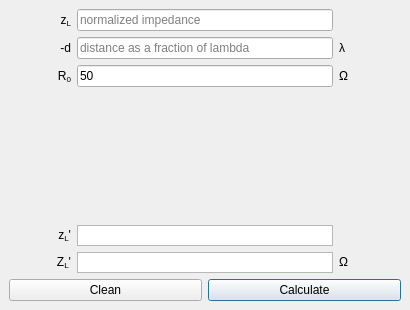
Old version of the form ui/impedance_at_distance.ui in the repository urbanij/syRF.
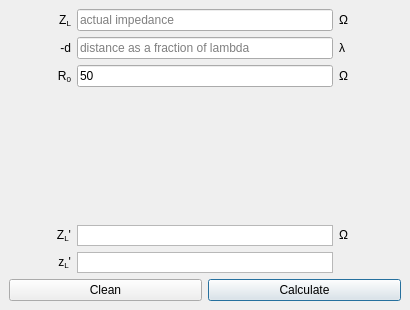
New version of the form.

Commit message: added calculation of Z at distance as widget of Smith Chart

```diff
--- a/ui/impedance_at_distance.ui
+++ b/ui/impedance_at_distance.ui
@@ -29,14 +29,49 @@
    </size>
   </property>
   <property name="windowTitle">
-   <string notr="true">impedance from distance</string>
+   <string notr="true">Z @ -d(λ)</string>
   </property>
   <widget class="QWidget" name="centralwidget">
-   <layout class="QGridLayout" name="gridLayout_2">
-    <item row="0" column="0">
+   <layout class="QVBoxLayout" name="verticalLayout_2">
+    <item>
      <layout class="QVBoxLayout" name="verticalLayout">
       <item>
        <layout class="QGridLayout" name="gridLayout">
+        <item row="5" column="0">
+         <widget class="QLabel" name="label_83">
+          <property name="sizePolicy">
+           <sizepolicy hsizetype="Minimum" vsizetype="Preferred">
+            <horstretch>0</horstretch>
+            <verstretch>0</verstretch>
+           </sizepolicy>
+          </property>
+          <property name="text">
+           <string>&lt;html&gt;&lt;head/&gt;&lt;body&gt;&lt;p&gt;z&lt;span style=&quot; vertical-align:sub;&quot;&gt;L&lt;/span&gt;'&lt;/p&gt;&lt;/body&gt;&lt;/html&gt;</string>
+          </property>
+          <property name="alignment">
+           <set>Qt::AlignRight|Qt::AlignTrailing|Qt::AlignVCenter</set>
+          </property>
+         </widget>
+        </item>
+        <item row="0" column="4">
+         <widget class="QLabel" name="label_90">
+          <property name="sizePolicy">
+           <sizepolicy hsizetype="Minimum" vsizetype="Preferred">
+            <horstretch>0</horstretch>
+            <verstretch>0</verstretch>
+           </sizepolicy>
+          </property>
+          <property name="layoutDirection">
+           <enum>Qt::RightToLeft</enum>
+          </property>
+          <property name="text">
+           <string>&lt;html&gt;&lt;head/&gt;&lt;body&gt;&lt;p&gt;Ω&lt;/p&gt;&lt;/body&gt;&lt;/html&gt;</string>
+          </property>
+          <property name="alignment">
+           <set>Qt::AlignLeading|Qt::AlignLeft|Qt::AlignVCenter</set>
+          </property>
+         </widget>
+        </item>
         <item row="2" column="0">
          <widget class="QLabel" name="label_86">
           <property name="sizePolicy">
@@ -53,22 +88,30 @@
           </property>
          </widget>
         </item>
-        <item row="1" column="4">
-         <widget class="QLabel" name="label_87">
-          <property name="sizePolicy">
-           <sizepolicy hsizetype="Minimum" vsizetype="Preferred">
-            <horstretch>0</horstretch>
-            <verstretch>0</verstretch>
-           </sizepolicy>
+        <item row="0" column="1" colspan="3">
+         <widget class="QLineEdit" name="zL_input">
+          <property name="placeholderText">
+           <string>actual impedance</string>
           </property>
-          <property name="layoutDirection">
-           <enum>Qt::RightToLeft</enum>
+         </widget>
+        </item>
+        <item row="1" column="1" colspan="3">
+         <widget class="QLineEdit" name="d_input">
+          <property name="placeholderText">
+           <string>distance as a fraction of lambda</string>
           </property>
-          <property name="text">
-           <string>&lt;html&gt;&lt;head/&gt;&lt;body&gt;&lt;p&gt;λ&lt;/p&gt;&lt;/body&gt;&lt;/html&gt;</string>
+         </widget>
+        </item>
+        <item row="5" column="1" colspan="3">
+         <widget class="QTextBrowser" name="zl2_outputbox">
+          <property name="maximumSize">
+           <size>
+            <width>16777215</width>
+            <height>21</height>
+           </size>
           </property>
-          <property name="alignment">
-           <set>Qt::AlignLeading|Qt::AlignLeft|Qt::AlignVCenter</set>
+          <property name="verticalScrollBarPolicy">
+           <enum>Qt::ScrollBarAlwaysOff</enum>
           </property>
          </widget>
         </item>
@@ -88,94 +131,6 @@
           </property>
          </spacer>
         </item>
-        <item row="4" column="1" colspan="3">
-         <widget class="QTextBrowser" name="zl2_outputbox">
-          <property name="maximumSize">
-           <size>
-            <width>16777215</width>
-            <height>21</height>
-           </size>
-          </property>
-          <property name="verticalScrollBarPolicy">
-           <enum>Qt::ScrollBarAlwaysOff</enum>
-          </property>
-         </widget>
-        </item>
-        <item row="0" column="1" colspan="3">
-         <widget class="QLineEdit" name="zL_input">
-          <property name="placeholderText">
-           <string>normalized impedance</string>
-          </property>
-         </widget>
-        </item>
-        <item row="5" column="1" colspan="3">
-         <widget class="QTextBrowser" name="zl_actual_outputbox">
-          <property name="maximumSize">
-           <size>
-            <width>16777215</width>
-            <height>21</height>
-           </size>
-          </property>
-          <property name="verticalScrollBarPolicy">
-           <enum>Qt::ScrollBarAlwaysOff</enum>
-          </property>
-         </widget>
-        </item>
-        <item row="5" column="0">
-         <widget class="QLabel" name="label_85">
-          <property name="sizePolicy">
-           <sizepolicy hsizetype="Minimum" vsizetype="Preferred">
-            <horstretch>0</horstretch>
-            <verstretch>0</verstretch>
-           </sizepolicy>
-          </property>
-          <property name="text">
-           <string>&lt;html&gt;&lt;head/&gt;&lt;body&gt;&lt;p&gt;Z&lt;span style=&quot; vertical-align:sub;&quot;&gt;L&lt;/span&gt;'&lt;/p&gt;&lt;/body&gt;&lt;/html&gt;</string>
-          </property>
-          <property name="alignment">
-           <set>Qt::AlignRight|Qt::AlignTrailing|Qt::AlignVCenter</set>
-          </property>
-         </widget>
-        </item>
-        <item row="4" column="0">
-         <widget class="QLabel" name="label_83">
-          <property name="sizePolicy">
-           <sizepolicy hsizetype="Minimum" vsizetype="Preferred">
-            <horstretch>0</horstretch>
-            <verstretch>0</verstretch>
-           </sizepolicy>
-          </property>
-          <property name="text">
-           <string>&lt;html&gt;&lt;head/&gt;&lt;body&gt;&lt;p&gt;z&lt;span style=&quot; vertical-align:sub;&quot;&gt;L&lt;/span&gt;'&lt;/p&gt;&lt;/body&gt;&lt;/html&gt;</string>
-          </property>
-          <property name="alignment">
-           <set>Qt::AlignRight|Qt::AlignTrailing|Qt::AlignVCenter</set>
-          </property>
-         </widget>
-        </item>
-        <item row="1" column="1" colspan="3">
-         <widget class="QLineEdit" name="d_input">
-          <property name="placeholderText">
-           <string>distance as a fraction of lambda</string>
-          </property>
-         </widget>
-        </item>
-        <item row="1" column="0">
-         <widget class="QLabel" name="label_84">
-          <property name="sizePolicy">
-           <sizepolicy hsizetype="Minimum" vsizetype="Preferred">
-            <horstretch>0</horstretch>
-            <verstretch>0</verstretch>
-           </sizepolicy>
-          </property>
-          <property name="text">
-           <string>&lt;html&gt;&lt;head/&gt;&lt;body&gt;&lt;p&gt;-d&lt;/p&gt;&lt;/body&gt;&lt;/html&gt;</string>
-          </property>
-          <property name="alignment">
-           <set>Qt::AlignRight|Qt::AlignTrailing|Qt::AlignVCenter</set>
-          </property>
-         </widget>
-        </item>
         <item row="2" column="1" colspan="3">
          <widget class="QLineEdit" name="R0input">
           <property name="text">
@@ -195,15 +150,15 @@
            </sizepolicy>
           </property>
           <property name="text">
-           <string>&lt;html&gt;&lt;head/&gt;&lt;body&gt;&lt;p&gt;z&lt;span style=&quot; vertical-align:sub;&quot;&gt;L&lt;/span&gt;&lt;/p&gt;&lt;/body&gt;&lt;/html&gt;</string>
+           <string>&lt;html&gt;&lt;head/&gt;&lt;body&gt;&lt;p&gt;Z&lt;span style=&quot; vertical-align:sub;&quot;&gt;L&lt;/span&gt;&lt;/p&gt;&lt;/body&gt;&lt;/html&gt;</string>
           </property>
           <property name="alignment">
            <set>Qt::AlignRight|Qt::AlignTrailing|Qt::AlignVCenter</set>
           </property>
          </widget>
         </item>
-        <item row="5" column="4">
-         <widget class="QLabel" name="label_89">
+        <item row="1" column="4">
+         <widget class="QLabel" name="label_87">
           <property name="sizePolicy">
            <sizepolicy hsizetype="Minimum" vsizetype="Preferred">
             <horstretch>0</horstretch>
@@ -214,13 +169,29 @@
            <enum>Qt::RightToLeft</enum>
           </property>
           <property name="text">
-           <string>&lt;html&gt;&lt;head/&gt;&lt;body&gt;&lt;p&gt;Ω&lt;/p&gt;&lt;/body&gt;&lt;/html&gt;</string>
+           <string>&lt;html&gt;&lt;head/&gt;&lt;body&gt;&lt;p&gt;λ&lt;/p&gt;&lt;/body&gt;&lt;/html&gt;</string>
           </property>
           <property name="alignment">
            <set>Qt::AlignLeading|Qt::AlignLeft|Qt::AlignVCenter</set>
           </property>
          </widget>
         </item>
+        <item row="1" column="0">
+         <widget class="QLabel" name="label_84">
+          <property name="sizePolicy">
+           <sizepolicy hsizetype="Minimum" vsizetype="Preferred">
+            <horstretch>0</horstretch>
+            <verstretch>0</verstretch>
+           </sizepolicy>
+          </property>
+          <property name="text">
+           <string>&lt;html&gt;&lt;head/&gt;&lt;body&gt;&lt;p&gt;-d&lt;/p&gt;&lt;/body&gt;&lt;/html&gt;</string>
+          </property>
+          <property name="alignment">
+           <set>Qt::AlignRight|Qt::AlignTrailing|Qt::AlignVCenter</set>
+          </property>
+         </widget>
+        </item>
         <item row="2" column="4">
          <widget class="QLabel" name="label_88">
           <property name="sizePolicy">
@@ -240,6 +211,54 @@
           </property>
          </widget>
         </item>
+        <item row="4" column="0">
+         <widget class="QLabel" name="label_85">
+          <property name="sizePolicy">
+           <sizepolicy hsizetype="Minimum" vsizetype="Preferred">
+            <horstretch>0</horstretch>
+            <verstretch>0</verstretch>
+           </sizepolicy>
+          </property>
+          <property name="text">
+           <string>&lt;html&gt;&lt;head/&gt;&lt;body&gt;&lt;p&gt;Z&lt;span style=&quot; vertical-align:sub;&quot;&gt;L&lt;/span&gt;'&lt;/p&gt;&lt;/body&gt;&lt;/html&gt;</string>
+          </property>
+          <property name="alignment">
+           <set>Qt::AlignRight|Qt::AlignTrailing|Qt::AlignVCenter</set>
+          </property>
+         </widget>
+        </item>
+        <item row="4" column="4">
+         <widget class="QLabel" name="label_89">
+          <property name="sizePolicy">
+           <sizepolicy hsizetype="Minimum" vsizetype="Preferred">
+            <horstretch>0</horstretch>
+            <verstretch>0</verstretch>
+           </sizepolicy>
+          </property>
+          <property name="layoutDirection">
+           <enum>Qt::RightToLeft</enum>
+          </property>
+          <property name="text">
+           <string>&lt;html&gt;&lt;head/&gt;&lt;body&gt;&lt;p&gt;Ω&lt;/p&gt;&lt;/body&gt;&lt;/html&gt;</string>
+          </property>
+          <property name="alignment">
+           <set>Qt::AlignLeading|Qt::AlignLeft|Qt::AlignVCenter</set>
+          </property>
+         </widget>
+        </item>
+        <item row="4" column="1" colspan="3">
+         <widget class="QTextBrowser" name="zl_actual_outputbox">
+          <property name="maximumSize">
+           <size>
+            <width>16777215</width>
+            <height>21</height>
+           </size>
+          </property>
+          <property name="verticalScrollBarPolicy">
+           <enum>Qt::ScrollBarAlwaysOff</enum>
+          </property>
+         </widget>
+        </item>
        </layout>
       </item>
       <item>
```
Left out of the diff: 1 changed line with no effect on the pictures. The commit also changes 3 other files.
